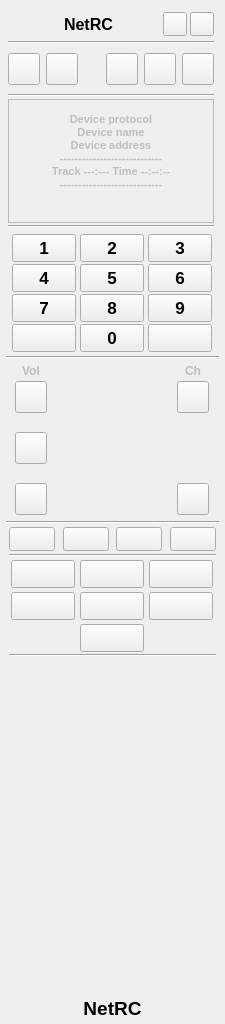
Old version of the form src/ui/remotecontrol.ui in the repository AceOfSnakes/NetRC.
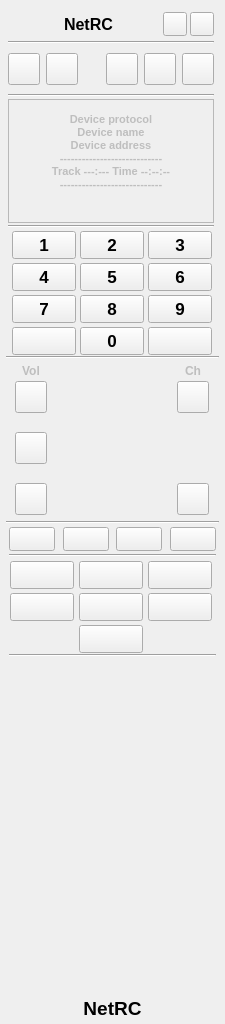
New version of the form. Icons and pictures are not drawn.

```diff
--- a/src/ui/remotecontrol.ui
+++ b/src/ui/remotecontrol.ui
@@ -893,13 +893,13 @@
            <number>0</number>
           </property>
           <property name="topMargin">
-           <number>6</number>
+           <number>3</number>
           </property>
           <property name="rightMargin">
            <number>0</number>
           </property>
           <property name="bottomMargin">
-           <number>6</number>
+           <number>0</number>
           </property>
           <property name="spacing">
            <number>4</number>
@@ -2130,13 +2130,13 @@
          </property>
          <layout class="QGridLayout" name="gridLayout_3">
           <property name="leftMargin">
-           <number>1</number>
+           <number>0</number>
           </property>
           <property name="topMargin">
-           <number>0</number>
+           <number>3</number>
           </property>
           <property name="rightMargin">
-           <number>1</number>
+           <number>0</number>
           </property>
           <property name="bottomMargin">
            <number>0</number>
```
Left out of the diff: 18 changed lines with no effect on the pictures.
